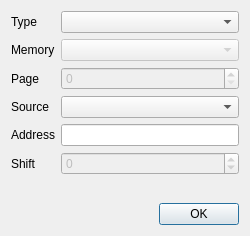
This is ui/wch_new.ui in samstyle/Xpeccy as Qt 5 draws it before an edit. The edited form follows.
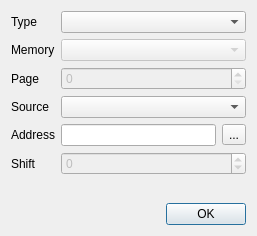
This is the edited form. Icons and pictures are not drawn. Custom widgets are drawn as their Qt base class.

Commit message: build 20190201 [+] Common: fix sound corruption on Windows [+] deBUGa: fix labels deletion [+] deBUGa: fix jumps to labels in disasm [+] WUTcha: selecting address by label name [+] WUTcha: showing address as segment (cell) or label name (if match)

```diff
--- a/ui/wch_new.ui
+++ b/ui/wch_new.ui
@@ -9,7 +9,7 @@
    <rect>
     <x>0</x>
     <y>0</y>
-    <width>250</width>
+    <width>257</width>
     <height>236</height>
    </rect>
   </property>
@@ -135,6 +135,17 @@
          </property>
         </widget>
        </item>
+       <item>
+        <widget class="QToolButton" name="tbLabel">
+         <property name="text">
+          <string>...</string>
+         </property>
+         <property name="icon">
+          <iconset resource="../xpeccy.qrc">
+           <normaloff>:/images/label.png</normaloff>:/images/label.png</iconset>
+         </property>
+        </widget>
+       </item>
       </layout>
      </item>
     </layout>
```
The commit also changes 12 other files.
